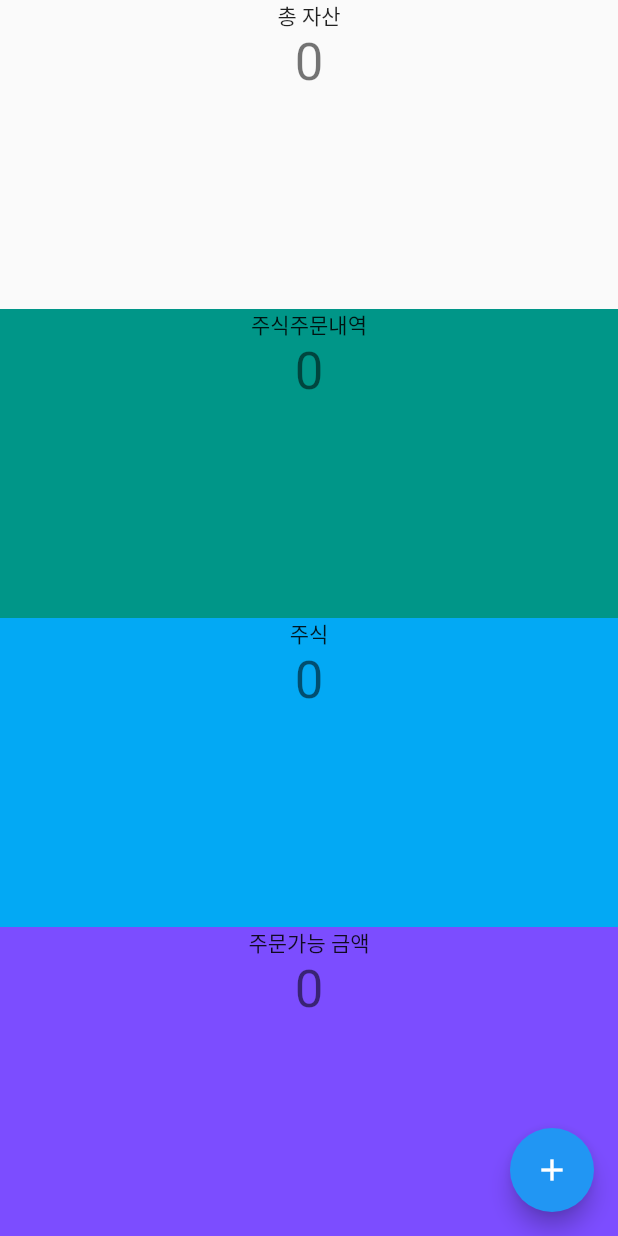
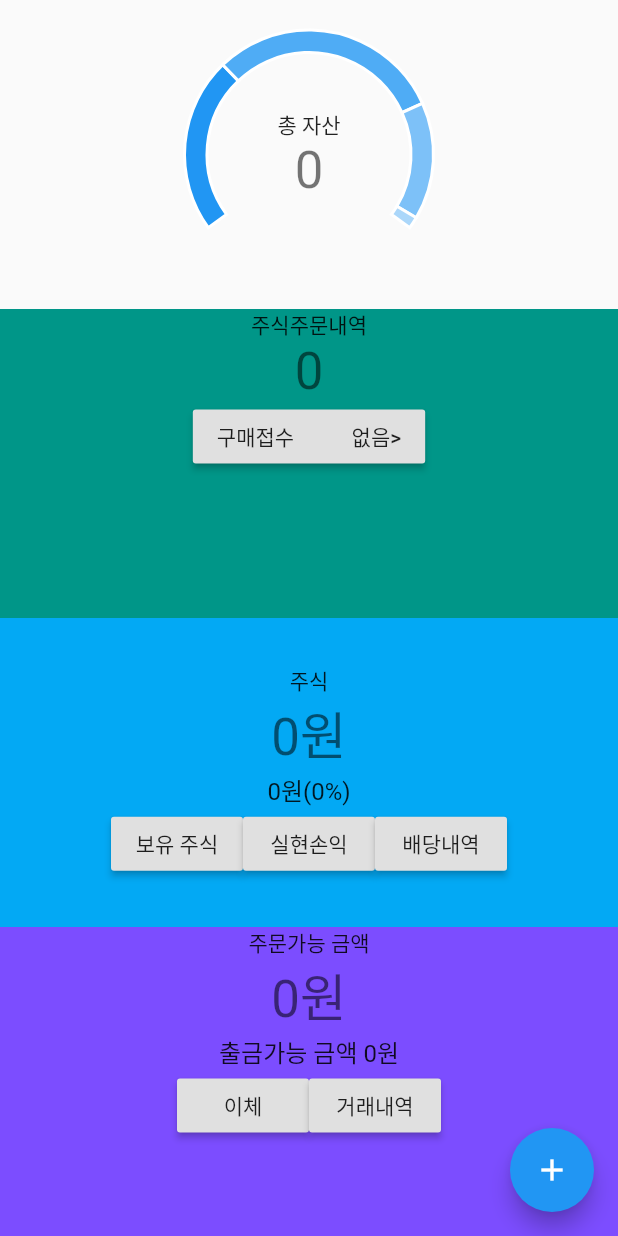
Before and after one commit to kangsudal/clone_ministock, a Flutter app: the screen it shows after launch, on a phone screen of 412 x 824 dp. Run offline on Flutter 3.47's test engine with Material 2 defaults, Android fonts, the phone set to English and light mode, and no system bars; our stand-ins replace charts_flutter.

Commit message:
Gauge Chart 추가

```diff
--- a/lib/main.dart
+++ b/lib/main.dart
@@ -1,5 +1,63 @@
 import 'package:flutter/material.dart';
-import 'package:fl_chart/fl_chart.dart';
+
+/// Gauge chart example, where the data does not cover a full revolution in the
+/// chart.
+import 'package:charts_flutter/flutter.dart' as charts;
+import 'dart:math';
+
+class GaugeChart extends StatelessWidget {
+  final List<charts.Series> seriesList;
+  final bool animate;
+
+  GaugeChart(this.seriesList, {this.animate});
+
+  /// Creates a [PieChart] with sample data and no transition.
+  factory GaugeChart.withSampleData() {
+    return new GaugeChart(
+      _createSampleData(),
+      // Disable animations for image tests.
+      animate: true,
+    );
+  }
+
+  @override
+  Widget build(BuildContext context) {
+    return new charts.PieChart(seriesList,
+        animate: animate,
+        // Configure the width of the pie slices to 30px. The remaining space in
+        // the chart will be left as a hole in the center. Adjust the start
+        // angle and the arc length of the pie so it resembles a gauge.
+        defaultRenderer: new charts.ArcRendererConfig(
+            arcWidth: 15, startAngle: 4 / 5 * pi, arcLength: 7 / 5 * pi));
+  }
+
+  /// Create one series with sample hard coded data.
+  static List<charts.Series<GaugeSegment, String>> _createSampleData() {
+    final data = [
+      new GaugeSegment('Low', 75),
+      new GaugeSegment('Acceptable', 100),
+      new GaugeSegment('High', 50),
+      new GaugeSegment('Highly Unusual', 5),
+    ];
+
+    return [
+      new charts.Series<GaugeSegment, String>(
+        id: 'Segments',
+        domainFn: (GaugeSegment segment, _) => segment.segment,
+        measureFn: (GaugeSegment segment, _) => segment.size,
+        data: data,
+      )
+    ];
+  }
+}
+
+/// Sample data type.
+class GaugeSegment {
+  final String segment;
+  final int size;
+
+  GaugeSegment(this.segment, this.size);
+}
 
 void main() {
   runApp(MyApp());
@@ -37,6 +95,8 @@ class _MyHomePageState extends State<MyHomePage> {
     });
   }
 
+  int touchedIndex;
+
   @override
   Widget build(BuildContext context) {
     return Scaffold(
@@ -47,12 +107,20 @@ class _MyHomePageState extends State<MyHomePage> {
           children: <Widget>[
             Expanded(
               flex: 1,
-              child: Column(
+              child: Stack(
                 children: [
-                  Text("총 자산"),
-                  Text(
-                    '$_counter',
-                    style: Theme.of(context).textTheme.headline4,
+                  GaugeChart.withSampleData(),
+                  Center(
+                    child: Column(
+                      mainAxisAlignment: MainAxisAlignment.center,
+                      children: [
+                        Text("총 자산"),
+                        Text(
+                          '$_counter',
+                          style: Theme.of(context).textTheme.headline4,
+                        ),
+                      ],
+                    ),
                   ),
                 ],
               ),
@@ -70,6 +138,10 @@ class _MyHomePageState extends State<MyHomePage> {
                       '$_counter',
                       style: Theme.of(context).textTheme.headline4,
                     ),
+                    RaisedButton(
+                      onPressed: () {},
+                      child: Text("구매접수           없음>"),
+                    )
                   ],
                 ),
               ),
@@ -81,11 +153,34 @@ class _MyHomePageState extends State<MyHomePage> {
                   color: Colors.lightBlue,
                 ),
                 child: Column(
+                  mainAxisAlignment: MainAxisAlignment.center,
+                  crossAxisAlignment: CrossAxisAlignment.center,
                   children: [
                     Text("주식"),
                     Text(
-                      '$_counter',
+                      '$_counter원',
                       style: Theme.of(context).textTheme.headline4,
+                    ),
+                    Text(
+                      '$_counter원($_counter%)',
+                      style: Theme.of(context).textTheme.subtitle1,
+                    ),
+                    Row(
+                      mainAxisAlignment: MainAxisAlignment.center,
+                      children: [
+                        RaisedButton(
+                          onPressed: () {},
+                          child: Text("보유 주식"),
+                        ),
+                        RaisedButton(
+                          onPressed: () {},
+                          child: Text("실현손익"),
+                        ),
+                        RaisedButton(
+                          onPressed: () {},
+                          child: Text("배당내역"),
+                        ),
+                      ],
                     ),
                   ],
                 ),
@@ -101,8 +196,25 @@ class _MyHomePageState extends State<MyHomePage> {
                   children: [
                     Text("주문가능 금액"),
                     Text(
-                      '$_counter',
+                      '$_counter원',
                       style: Theme.of(context).textTheme.headline4,
+                    ),
+                    Text(
+                      '출금가능 금액 $_counter원',
+                      style: Theme.of(context).textTheme.subtitle1,
+                    ),
+                    Row(
+                      mainAxisAlignment: MainAxisAlignment.center,
+                      children: [
+                        RaisedButton(
+                          onPressed: () {},
+                          child: Text("이체"),
+                        ),
+                        RaisedButton(
+                          onPressed: () {},
+                          child: Text("거래내역"),
+                        ),
+                      ],
                     ),
                   ],
                 ),
--- a/pubspec.yaml
+++ b/pubspec.yaml
@@ -22,6 +22,7 @@ environment:
 
 dependencies:
   fl_chart: ^0.12.3
+  charts_flutter: ^0.9.0
   flutter:
     sdk: flutter
 
```
Also changed, not shown: pubspec.lock.
